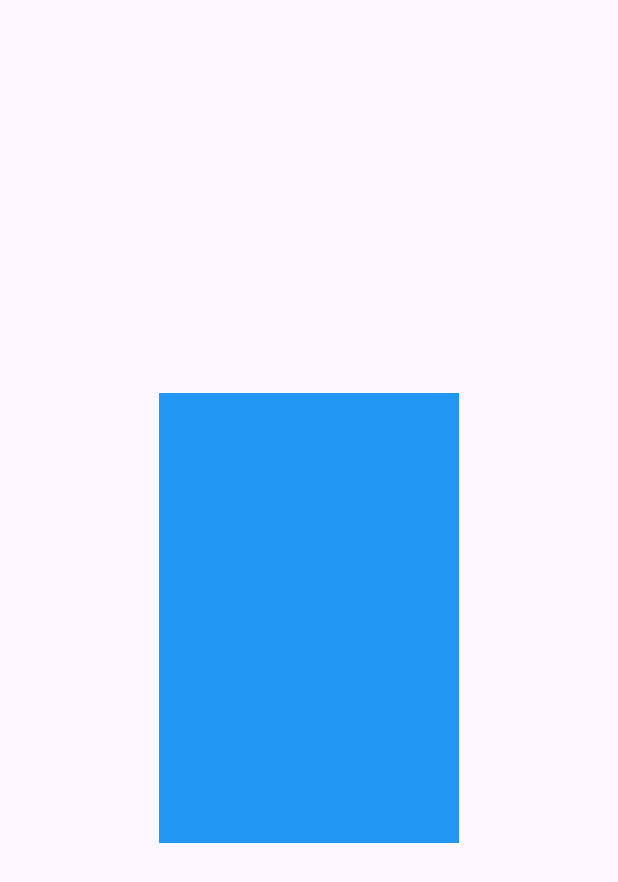
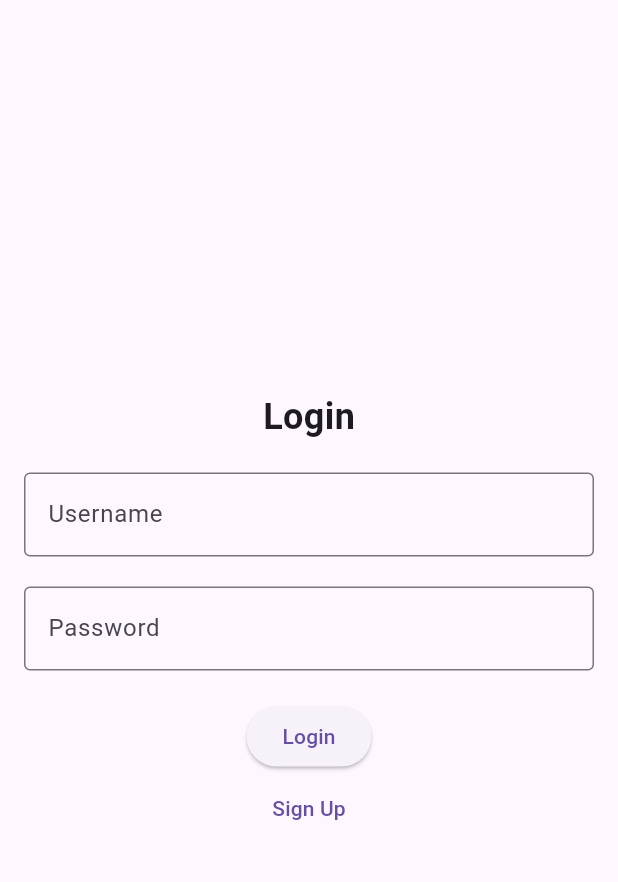
Before and after one commit to AndrewAlbizati/film-finder, a Flutter app: the screen it shows after launch, on a phone screen of 412 x 824 dp. Shown: the top 882 px of the screen. Run offline on Flutter 3.47's test engine with Material 3 defaults, Android fonts, the phone set to English and light mode, and no system bars; missing offline and left inert: flutter_swipable.

Commit message:
<WIP> FEAT: Began working on login page for app

```diff
--- a/app/lib/main.dart
+++ b/app/lib/main.dart
@@ -1,4 +1,4 @@
-import 'package:app/homepage.dart';
+import 'package:app/pages/login_page.dart';
 import 'package:flutter/material.dart';
 
 void main() {
@@ -12,7 +12,7 @@ class MyApp extends StatelessWidget {
   Widget build(BuildContext context) {
     return MaterialApp(
       debugShowCheckedModeBanner: false,
-      home: HomePage(),
+      home: LoginPage(),
     );
   }
 }
--- a/app/lib/homepage.dart
+++ b/app/lib/pages/home_page.dart
@@ -1,4 +1,4 @@
-import 'package:app/util/swipe_card.dart';
+import 'package:app/widgets/swipe_card.dart';
 import 'package:flutter/material.dart';
 
 class HomePage extends StatefulWidget {
--- /dev/null
+++ b/app/lib/pages/login_page.dart
@@ -0,0 +1,100 @@
+import 'dart:convert';
+
+import 'package:app/service/account.dart';
+import 'package:flutter/material.dart';
+import 'package:http/http.dart' as http;
+import 'package:http/http.dart';
+
+class LoginPage extends StatefulWidget {
+  const LoginPage({Key? key}) : super(key: key);
+
+  @override
+  _LoginPageState createState() => _LoginPageState();
+}
+
+class _LoginPageState extends State<LoginPage> {
+  TextEditingController _usernameController = TextEditingController();
+  TextEditingController _passwordController = TextEditingController();
+
+  @override
+  Widget build(BuildContext context) {
+    return Scaffold(
+      body: Center(
+        child: Padding(
+          padding: const EdgeInsets.all(16.0),
+          child: Container(
+            constraints: BoxConstraints(maxWidth: 400),
+            child: Column(
+              mainAxisAlignment: MainAxisAlignment.center,
+              children: [
+                Text(
+                  'Login',
+                  style: TextStyle(fontSize: 24.0, fontWeight: FontWeight.bold),
+                ),
+                SizedBox(height: 20),
+                TextField(
+                  controller: _usernameController,
+                  decoration: InputDecoration(
+                    border: OutlineInputBorder(),
+                    labelText: 'Username',
+                  ),
+                ),
+                SizedBox(height: 20),
+                TextField(
+                  controller: _passwordController,
+                  obscureText: true,
+                  decoration: InputDecoration(
+                    border: OutlineInputBorder(),
+                    labelText: 'Password',
+                  ),
+                ),
+                SizedBox(height: 20),
+                ElevatedButton(
+                  onPressed: () async {
+                    _login(_usernameController.text, _passwordController.text);
+                  },
+                  child: Text('Login'),
+                ),
+                TextButton(
+                  onPressed: () {
+                    // Add sign up logic here
+                  },
+                  child: Text('Sign Up'),
+                ),
+              ],
+            ),
+          ),
+        ),
+      ),
+    );
+  }
+
+  void _login(String username, String password) async {
+    final Uri loginUrl = Uri.parse('http://localhost:8000/api/account/login/');
+
+    // Constructing the request body
+    final Map<String, String> requestBody = {
+      'username': username,
+      'password': password,
+    };
+
+    // Making the POST request
+    final http.Response response = await http.post(
+      loginUrl,
+      headers: {'Content-Type': 'application/json'},
+      body: json.encode(requestBody),
+    );
+
+    if (response.statusCode == 200) {
+      var jsonResponse = json.decode(response.body);
+      Account account = Account(
+        email: jsonResponse['user']['email'],
+        username: jsonResponse['user']['username'],
+        token: jsonResponse['token'],
+      );
+      print(account);
+    } else {
+      throw Exception('Failed to login');
+    }
+  }
+}
--- /dev/null
+++ b/app/lib/service/account.dart
@@ -0,0 +1,65 @@
+import 'dart:convert';
+
+class Account {
+  String username;
+  String email;
+  String token;
+
+  Account({
+    required this.username,
+    required this.email,
+    required this.token,
+  });
+
+  Account copyWith({
+    String? username,
+    String? email,
+    String? token,
+  }) {
+    return Account(
+      username: username ?? this.username,
+      email: email ?? this.email,
+      token: token ?? this.token,
+    );
+  }
+
+  Map<String, dynamic> toMap() {
+    return {
+      'username': username,
+      'email': email,
+      'token': token,
+    };
+  }
+
+  factory Account.fromMap(Map<String, dynamic> map) {
+    return Account(
+      username: map['username'] as String,
+      email: map['email'] as String,
+      token: map['token'] as String,
+    );
+  }
+
+  String toJson() => json.encode(toMap());
+
+  factory Account.fromJson(String source) =>
+      Account.fromMap(json.decode(source) as Map<String, dynamic>);
+
+  @override
+  String toString() {
+    return 'Account(username: $username, email: $email, token: $token)';
+  }
+
+  @override
+  bool operator ==(covariant Account other) {
+    if (identical(this, other)) return true;
+
+    return other.username == username &&
+        other.email == email &&
+        other.token == token;
+  }
+
+  @override
+  int get hashCode {
+    return username.hashCode ^ email.hashCode ^ token.hashCode;
+  }
+}
```
Also changed, not shown: app/pubspec.yaml (+4 -68 lines), app/lib/widgets/swipe_card.dart (renamed from app/lib/util/swipe_card.dart), app/pubspec.lock.
